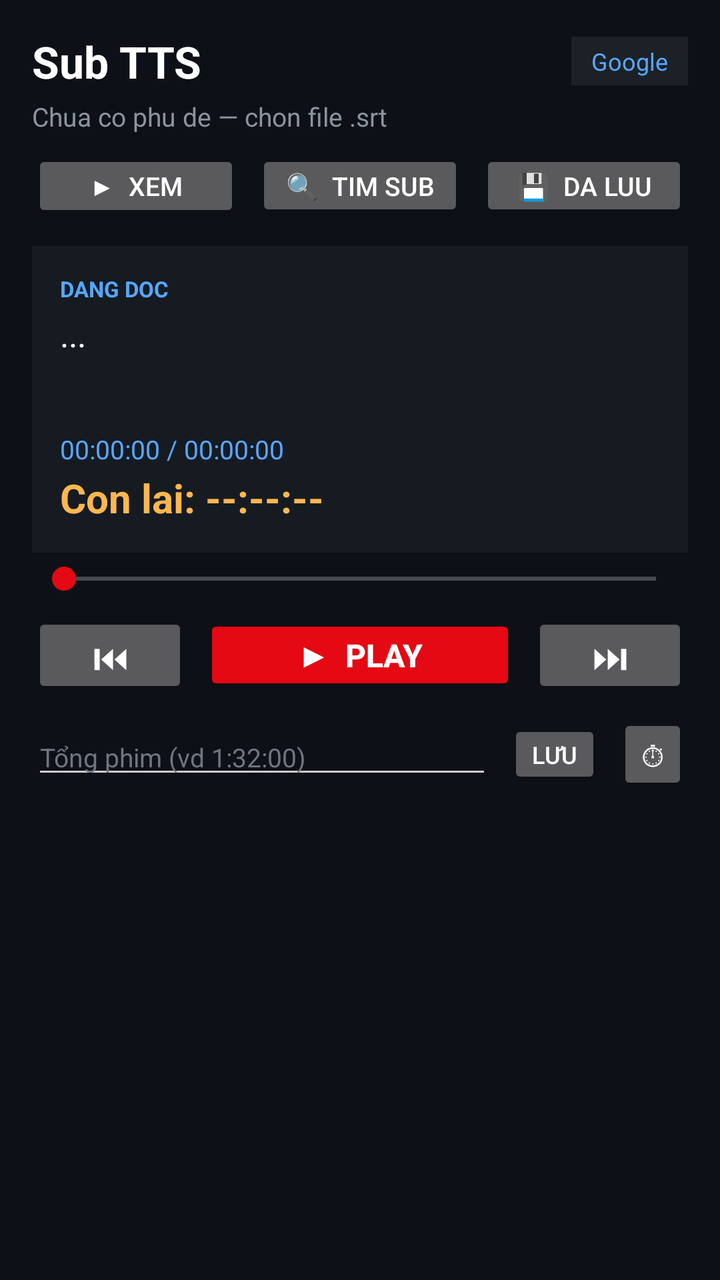
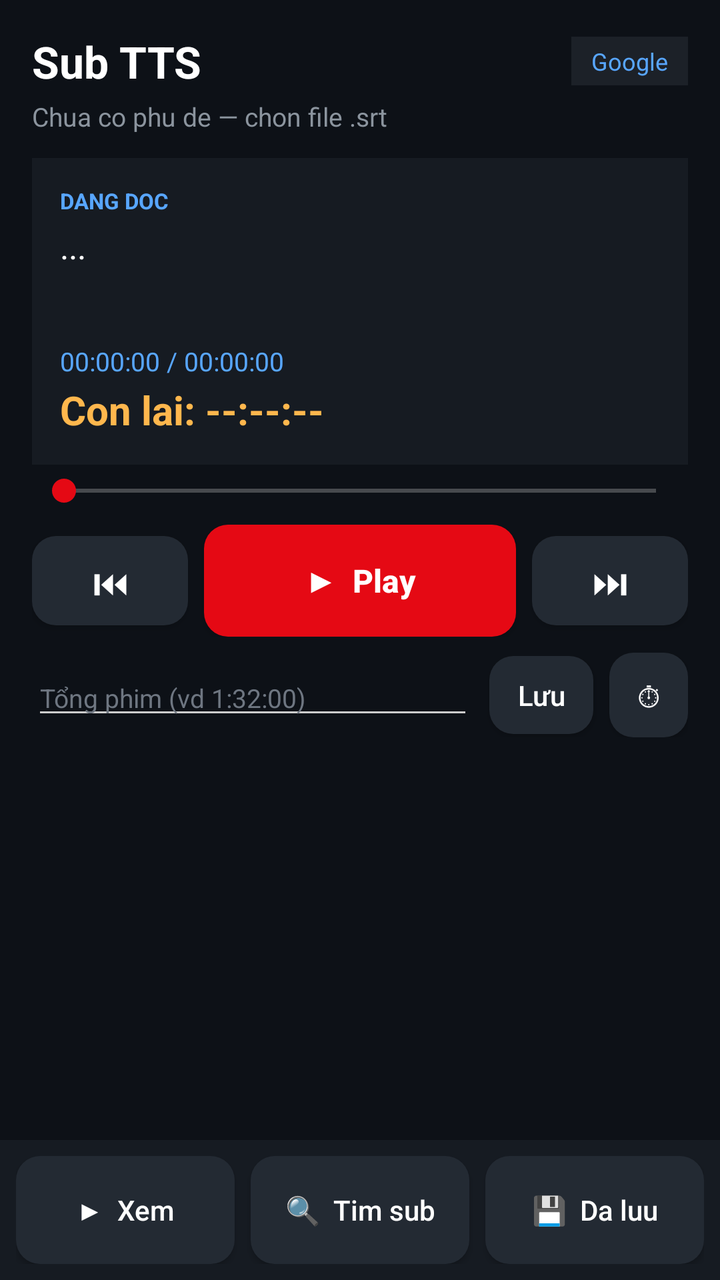

The first picture is an Android layout as it rendered before a commit; the second is the same layout after the commit. The layout source and the unified diff follow.
<!-- AndroidManifest.xml: application theme Theme.WebTTS -->
<!-- res/layout/activity_main.xml -->
<?xml version="1.0" encoding="utf-8"?>
<ScrollView xmlns:android="http://schemas.android.com/apk/res/android"
    android:layout_width="match_parent"
    android:layout_height="match_parent"
    android:background="#0D1117"
    android:fillViewport="true">

    <LinearLayout
        android:layout_width="match_parent"
        android:layout_height="wrap_content"
        android:orientation="vertical"
        android:padding="16dp">

        
        <LinearLayout
            android:layout_width="match_parent"
            android:layout_height="wrap_content"
            android:gravity="center_vertical"
            android:orientation="horizontal">

            <TextView
                android:layout_width="0dp"
                android:layout_height="wrap_content"
                android:layout_weight="1"
                android:text="Sub TTS"
                android:textColor="#FFFFFF"
                android:textSize="22sp"
                android:textStyle="bold" />

            <TextView
                android:id="@+id/tvVoiceBadge"
                android:layout_width="wrap_content"
                android:layout_height="wrap_content"
                android:background="#1C2128"
                android:paddingLeft="10dp"
                android:paddingRight="10dp"
                android:paddingTop="4dp"
                android:paddingBottom="4dp"
                android:text="Google"
                android:textColor="#58A6FF"
                android:textSize="12sp" />
        </LinearLayout>

        <TextView
            android:id="@+id/tvStatus"
            android:layout_width="wrap_content"
            android:layout_height="wrap_content"
            android:layout_marginTop="4dp"
            android:text="Chua co phu de — chon file .srt"
            android:textColor="#8B949E"
            android:textSize="13sp" />

        
        <LinearLayout
            android:layout_width="match_parent"
            android:layout_height="wrap_content"
            android:layout_marginTop="8dp"
            android:orientation="horizontal">

            <Button
                android:id="@+id/btnTabWatch"
                android:layout_width="0dp"
                android:layout_height="wrap_content"
                android:layout_weight="1"
                android:text="▶  Xem"
                android:textSize="13sp" />

            <Button
                android:id="@+id/btnTabSearch"
                android:layout_width="0dp"
                android:layout_height="wrap_content"
                android:layout_marginStart="8dp"
                android:layout_weight="1"
                android:text="🔍  Tim sub"
                android:textSize="13sp" />

            <Button
                android:id="@+id/btnTabSaved"
                android:layout_width="0dp"
                android:layout_height="wrap_content"
                android:layout_marginStart="8dp"
                android:layout_weight="1"
                android:text="💾  Da luu"
                android:textSize="13sp" />
        </LinearLayout>

        
        <LinearLayout
            android:id="@+id/paneWatch"
            android:layout_width="match_parent"
            android:layout_height="wrap_content"
            android:orientation="vertical">

        
        <LinearLayout
            android:layout_width="match_parent"
            android:layout_height="wrap_content"
            android:layout_marginTop="12dp"
            android:background="#161B22"
            android:orientation="vertical"
            android:padding="14dp">

            <TextView
                android:layout_width="wrap_content"
                android:layout_height="wrap_content"
                android:text="DANG DOC"
                android:textColor="#58A6FF"
                android:textSize="11sp"
                android:textStyle="bold" />

            <TextView
                android:id="@+id/tvCue"
                android:layout_width="match_parent"
                android:layout_height="wrap_content"
                android:layout_marginTop="4dp"
                android:minHeight="56dp"
                android:maxLines="4"
                android:ellipsize="end"
                android:text="..."
                android:textColor="#FFFFFF"
                android:textSize="17sp" />

            <TextView
                android:id="@+id/tvTime"
                android:layout_width="wrap_content"
                android:layout_height="wrap_content"
                android:layout_marginTop="4dp"
                android:text="00:00:00 / 00:00:00"
                android:textColor="#58A6FF"
                android:textSize="13sp" />

            <TextView
                android:id="@+id/tvRemain"
                android:layout_width="wrap_content"
                android:layout_height="wrap_content"
                android:layout_marginTop="2dp"
                android:text="Con lai: --:--:--"
                android:textColor="#FFB74D"
                android:textSize="20sp"
                android:textStyle="bold" />
        </LinearLayout>

        <SeekBar
            android:id="@+id/seekPos"
            android:layout_width="match_parent"
            android:layout_height="wrap_content"
            android:layout_marginTop="4dp"
            android:max="1000" />

        
        <LinearLayout
            android:layout_width="match_parent"
            android:layout_height="wrap_content"
            android:layout_marginTop="8dp"
            android:gravity="center_vertical"
            android:orientation="horizontal">

            <Button
                android:id="@+id/btnPrevCue"
                android:layout_width="0dp"
                android:layout_height="wrap_content"
                android:layout_weight="1"
                android:text="⏮"
                android:textSize="18sp" />

            <Button
                android:id="@+id/btnPlayPause"
                style="@style/Widget.SubTTS.Button.Primary"
                android:layout_width="0dp"
                android:layout_height="wrap_content"
                android:layout_marginStart="8dp"
                android:layout_weight="2"
                android:text="▶  Play" />

            <Button
                android:id="@+id/btnNextCue"
                android:layout_width="0dp"
                android:layout_height="wrap_content"
                android:layout_marginStart="8dp"
                android:layout_weight="1"
                android:text="⏭"
                android:textSize="18sp" />
        </LinearLayout>

        
        <LinearLayout
            android:layout_width="match_parent"
            android:layout_height="wrap_content"
            android:layout_marginTop="8dp"
            android:gravity="center_vertical"
            android:orientation="horizontal">

            <EditText
                android:id="@+id/etTotalLen"
                android:layout_width="0dp"
                android:layout_height="wrap_content"
                android:layout_weight="1"
                android:hint="Tổng phim (vd 1:32:00)"
                android:inputType="text"
                android:textColor="#FFFFFF"
                android:textColorHint="#6E7681"
                android:textSize="13sp" />

            <Button
                android:id="@+id/btnSetTotal"
                android:layout_width="wrap_content"
                android:layout_height="wrap_content"
                android:layout_marginStart="8dp"
                android:text="Lưu" />

            <Button
                android:id="@+id/btnJumpRemain"
                android:layout_width="wrap_content"
                android:layout_height="wrap_content"
                android:layout_marginStart="8dp"
                android:text="⏱"
                android:textSize="16sp" />
        </LinearLayout>

        </LinearLayout>

        
        <LinearLayout
            android:id="@+id/paneSearch"
            android:layout_width="match_parent"
            android:layout_height="wrap_content"
            android:orientation="vertical"
            android:visibility="gone">

        
        <Button
            android:id="@+id/btnPickSrt"
            android:layout_width="match_parent"
            android:layout_height="wrap_content"
            android:layout_marginTop="8dp"
            android:text="📁  Chon file phu de (.srt)"
            android:textSize="14sp" />

        
        <LinearLayout
            android:layout_width="match_parent"
            android:layout_height="wrap_content"
            android:layout_marginTop="8dp"
            android:orientation="horizontal">

            <Button
                android:id="@+id/btnSubSearch"
                android:layout_width="0dp"
                android:layout_height="wrap_content"
                android:layout_weight="1"
                android:text="🔍  Tim sub online"
                android:textSize="13sp" />

            <Button
                android:id="@+id/btnSubSettings"
                android:layout_width="0dp"
                android:layout_height="wrap_content"
                android:layout_marginStart="8dp"
                android:layout_weight="1"
                android:text="🔑  Key sub"
                android:textSize="13sp" />
        </LinearLayout>

        
        <LinearLayout
            android:layout_width="match_parent"
            android:layout_height="wrap_content"
            android:layout_marginTop="8dp"
            android:orientation="horizontal">

            <Button
                android:id="@+id/btnBackup"
                android:layout_width="0dp"
                android:layout_height="wrap_content"
                android:layout_weight="1"
                android:text="💾  Sao luu"
                android:textSize="13sp" />

            <Button
                android:id="@+id/btnRestore"
                android:layout_width="0dp"
                android:layout_height="wrap_content"
                android:layout_marginStart="8dp"
                android:layout_weight="1"
                android:text="📥  Khoi phuc"
                android:textSize="13sp" />
        </LinearLayout>

        </LinearLayout>

        
        <LinearLayout
            android:id="@+id/paneSaved"
            android:layout_width="match_parent"
            android:layout_height="wrap_content"
            android:orientation="vertical"
            android:visibility="gone">

            <Button
                android:id="@+id/btnClearSavedSubs"
                android:layout_width="match_parent"
                android:layout_height="wrap_content"
                android:layout_marginTop="8dp"
                android:text="🗑  Xoa tat ca sub da luu"
                android:textSize="13sp" />

            <LinearLayout
                android:id="@+id/llSavedList"
                android:layout_width="match_parent"
                android:layout_height="wrap_content"
                android:layout_marginTop="8dp"
                android:orientation="vertical" />
        </LinearLayout>

        
        <LinearLayout
            android:id="@+id/paneSetup"
            android:layout_width="match_parent"
            android:layout_height="wrap_content"
            android:orientation="vertical"
            android:visibility="gone">

        

        
        <Button
            android:id="@+id/btnSleep"
            android:layout_width="match_parent"
            android:layout_height="wrap_content"
            android:layout_marginTop="8dp"
            android:text="⏾  Hen gio tat: Tat"
            android:textSize="14sp" />

        
        <TextView
            android:layout_width="wrap_content"
            android:layout_height="wrap_content"
            android:layout_marginTop="14dp"
            android:text="Giong doc"
            android:textColor="#8B949E"
            android:textSize="12sp" />

        <LinearLayout
            android:layout_width="match_parent"
            android:layout_height="wrap_content"
            android:layout_marginTop="4dp"
            android:orientation="horizontal">

            <Button
                android:id="@+id/btnVoiceGoogle"
                android:layout_width="0dp"
                android:layout_height="wrap_content"
                android:layout_weight="1"
                android:text="Google\n(offline)"
                android:textSize="13sp" />

            <Button
                android:id="@+id/btnVoiceHoaiMy"
                android:layout_width="0dp"
                android:layout_height="wrap_content"
                android:layout_marginStart="8dp"
                android:layout_weight="1"
                android:text="HoaiMy\n(online)"
                android:textSize="13sp" />

            <Button
                android:id="@+id/btnVoiceNamMinh"
                android:layout_width="0dp"
                android:layout_height="wrap_content"
                android:layout_marginStart="8dp"
                android:layout_weight="1"
                android:text="NamMinh\n(online)"
                android:textSize="13sp" />
        </LinearLayout>

        
        <TextView
            android:layout_width="wrap_content"
            android:layout_height="wrap_content"
            android:layout_marginTop="14dp"
            android:text="Toc do doc"
            android:textColor="#8B949E"
            android:textSize="12sp" />

        <LinearLayout
            android:layout_width="match_parent"
            android:layout_height="wrap_content"
            android:gravity="center_vertical"
            android:orientation="horizontal">

            <SeekBar
                android:id="@+id/seekRate"
                android:layout_width="0dp"
                android:layout_height="wrap_content"
                android:layout_weight="1"
                android:max="200"
                android:progress="50" />

            <TextView
                android:id="@+id/tvRate"
                android:layout_width="wrap_content"
                android:layout_height="wrap_content"
                android:layout_marginStart="8dp"
                android:text="1.0x"
                android:textColor="#FFFFFF"
                android:textSize="14sp"
                android:textStyle="bold" />
        </LinearLayout>

        
        <TextView
            android:layout_width="wrap_content"
            android:layout_height="wrap_content"
            android:layout_marginTop="10dp"
            android:text="Am luong giong doc"
            android:textColor="#8B949E"
            android:textSize="12sp" />

        <LinearLayout
            android:layout_width="match_parent"
            android:layout_height="wrap_content"
            android:gravity="center_vertical"
            android:orientation="horizontal">

            <SeekBar
                android:id="@+id/seekTtsVol"
                android:layout_width="0dp"
                android:layout_height="wrap_content"
                android:layout_weight="1"
                android:max="100"
                android:progress="100" />

            <TextView
                android:id="@+id/tvTtsVol"
                android:layout_width="wrap_content"
                android:layout_height="wrap_content"
                android:layout_marginStart="8dp"
                android:text="100%"
                android:textColor="#FFFFFF"
                android:textSize="14sp"
                android:textStyle="bold" />
        </LinearLayout>

        
        <TextView
            android:layout_width="wrap_content"
            android:layout_height="wrap_content"
            android:layout_marginTop="10dp"
            android:text="Co chu cau dang doc"
            android:textColor="#8B949E"
            android:textSize="12sp" />

        <LinearLayout
            android:layout_width="match_parent"
            android:layout_height="wrap_content"
            android:gravity="center_vertical"
            android:orientation="horizontal">

            <SeekBar
                android:id="@+id/seekCueSize"
                android:layout_width="0dp"
                android:layout_height="wrap_content"
                android:layout_weight="1"
                android:max="18"
                android:progress="5" />

            <TextView
                android:id="@+id/tvCueSize"
                android:layout_width="wrap_content"
                android:layout_height="wrap_content"
                android:layout_marginStart="8dp"
                android:text="17"
                android:textColor="#FFFFFF"
                android:textSize="14sp"
                android:textStyle="bold" />
        </LinearLayout>

        
        <LinearLayout
            android:layout_width="match_parent"
            android:layout_height="wrap_content"
            android:layout_marginTop="14dp"
            android:orientation="horizontal">

            <Button
                android:id="@+id/btnFloat"
                android:layout_width="0dp"
                android:layout_height="wrap_content"
                android:layout_weight="1"
                android:text="🫧  Nut noi"
                android:textSize="13sp" />

            <Button
                android:id="@+id/btnClearCache"
                android:layout_width="0dp"
                android:layout_height="wrap_content"
                android:layout_marginStart="8dp"
                android:layout_weight="1"
                android:text="Xoa cache"
                android:textSize="13sp" />
        </LinearLayout>

        
        <Button
            android:id="@+id/btnExit"
            android:layout_width="match_parent"
            android:layout_height="wrap_content"
            android:layout_marginTop="8dp"
            android:backgroundTint="#A40E26"
            android:text="⏻  Thoat app (tat chay nen)"
            android:textSize="14sp"
            android:textStyle="bold" />

        <TextView
            android:layout_width="match_parent"
            android:layout_height="wrap_content"
            android:layout_marginTop="12dp"
            android:text="Cach dung: chon .srt → Play → thoat sang app Netflix xem. Dieu khien nhanh bang nut noi mo 30% tren man hinh Netflix."
            android:textColor="#6E7681"
            android:textSize="12sp" />

        </LinearLayout>

    </LinearLayout>
</ScrollView>
<!-- resources referenced by this layout -->
<resources>
  <style name="Widget.SubTTS.Button.Primary" parent="Widget.SubTTS.Button">
          <item name="android:backgroundTint">#E50914</item>
          <item name="android:textSize">16sp</item>
          <item name="android:textStyle">bold</item>
      </style>
  <style name="Theme.WebTTS" parent="Theme.AppCompat.NoActionBar">
          <item name="colorPrimary">#E50914</item>
          <item name="colorPrimaryDark">#B20710</item>
          <item name="colorAccent">#E50914</item>
          <item name="android:windowBackground">#111111</item>
          <item name="android:textColorPrimary">#FFFFFF</item>
          <item name="android:textColorSecondary">#CCCCCC</item>
          <item name="alertDialogTheme">@style/Theme.WebTTS.Dialog</item>
          
          <item name="buttonStyle">@style/Widget.SubTTS.Button</item>
      </style>
  <style name="Widget.SubTTS.Button" parent="Widget.AppCompat.Button">
          <item name="android:minHeight">0dp</item>
          <item name="android:minWidth">0dp</item>
          <item name="android:paddingTop">9dp</item>
          <item name="android:paddingBottom">9dp</item>
          <item name="android:paddingLeft">12dp</item>
          <item name="android:paddingRight">12dp</item>
          <item name="android:textSize">12sp</item>
      </style>
  <style name="Theme.WebTTS.Dialog" parent="Theme.AppCompat.Dialog.Alert">
          <item name="colorPrimary">#E50914</item>
          <item name="colorAccent">#E50914</item>
          <item name="android:windowBackground">#222222</item>
          <item name="android:textColorPrimary">#FFFFFF</item>
          <item name="android:textColorSecondary">#CCCCCC</item>
          <item name="buttonStyle">@style/Widget.SubTTS.Button</item>
      </style>
</resources>

<!-- the commit's change to res/layout/activity_main.xml (unified diff, before → after) -->
@@ -1,9 +1,15 @@
 <?xml version="1.0" encoding="utf-8"?>
-<ScrollView xmlns:android="http://schemas.android.com/apk/res/android"
+<LinearLayout xmlns:android="http://schemas.android.com/apk/res/android"
     android:layout_width="match_parent"
     android:layout_height="match_parent"
     android:background="#0D1117"
-    android:fillViewport="true">
+    android:orientation="vertical">
+
+    <ScrollView
+        android:layout_width="match_parent"
+        android:layout_height="0dp"
+        android:layout_weight="1"
+        android:fillViewport="true">
 
     <LinearLayout
         android:layout_width="match_parent"
@@ -52,40 +58,6 @@
 
         
         <LinearLayout
-            android:layout_width="match_parent"
-            android:layout_height="wrap_content"
-            android:layout_marginTop="8dp"
-            android:orientation="horizontal">
-
-            <Button
-                android:id="@+id/btnTabWatch"
-                android:layout_width="0dp"
-                android:layout_height="wrap_content"
-                android:layout_weight="1"
-                android:text="▶  Xem"
-                android:textSize="13sp" />
-
-            <Button
-                android:id="@+id/btnTabSearch"
-                android:layout_width="0dp"
-                android:layout_height="wrap_content"
-                android:layout_marginStart="8dp"
-                android:layout_weight="1"
-                android:text="🔍  Tim sub"
-                android:textSize="13sp" />
-
-            <Button
-                android:id="@+id/btnTabSaved"
-                android:layout_width="0dp"
-                android:layout_height="wrap_content"
-                android:layout_marginStart="8dp"
-                android:layout_weight="1"
-                android:text="💾  Da luu"
-                android:textSize="13sp" />
-        </LinearLayout>
-
-        
-        <LinearLayout
             android:id="@+id/paneWatch"
             android:layout_width="match_parent"
             android:layout_height="wrap_content"
@@ -170,6 +142,7 @@
                 android:layout_height="wrap_content"
                 android:layout_marginStart="8dp"
                 android:layout_weight="2"
+                android:minHeight="56dp"
                 android:text="▶  Play" />
 
             <Button
@@ -506,6 +479,7 @@
             android:layout_width="match_parent"
             android:layout_height="wrap_content"
             android:layout_marginTop="8dp"
+            android:minHeight="52dp"
             android:backgroundTint="#A40E26"
             android:text="⏻  Thoat app (tat chay nen)"
             android:textSize="14sp"
@@ -522,4 +496,44 @@
         </LinearLayout>
 
     </LinearLayout>
-</ScrollView>
+    </ScrollView>
+
+    
+    <LinearLayout
+        android:layout_width="match_parent"
+        android:layout_height="wrap_content"
+        android:background="#161B22"
+        android:orientation="horizontal"
+        android:padding="8dp">
+
+        <Button
+            android:id="@+id/btnTabWatch"
+            android:layout_width="0dp"
+            android:layout_height="wrap_content"
+            android:layout_weight="1"
+            android:minHeight="54dp"
+            android:text="▶  Xem"
+            android:textSize="14sp" />
+
+        <Button
+            android:id="@+id/btnTabSearch"
+            android:layout_width="0dp"
+            android:layout_height="wrap_content"
+            android:layout_marginStart="8dp"
+            android:layout_weight="1"
+            android:minHeight="54dp"
+            android:text="🔍  Tim sub"
+            android:textSize="14sp" />
+
+        <Button
+            android:id="@+id/btnTabSaved"
+            android:layout_width="0dp"
+            android:layout_height="wrap_content"
+            android:layout_marginStart="8dp"
+            android:layout_weight="1"
+            android:minHeight="54dp"
+            android:text="💾  Da luu"
+            android:textSize="14sp" />
+    </LinearLayout>
+
+</LinearLayout>
<!-- resource entries referenced after the edit -->
@@ -1,7 +1,7 @@
 <!-- resources referenced by this layout -->
 <resources>
   <style name="Widget.SubTTS.Button.Primary" parent="Widget.SubTTS.Button">
-          <item name="android:backgroundTint">#E50914</item>
+          <item name="android:background">@drawable/btn_rounded_red</item>
           <item name="android:textSize">16sp</item>
           <item name="android:textStyle">bold</item>
       </style>
@@ -17,14 +17,33 @@
           <item name="buttonStyle">@style/Widget.SubTTS.Button</item>
       </style>
   <style name="Widget.SubTTS.Button" parent="Widget.AppCompat.Button">
+          <item name="android:background">@drawable/btn_rounded_dark</item>
+          <item name="android:textColor">#FFFFFF</item>
+          <item name="android:textAllCaps">false</item>
           <item name="android:minHeight">0dp</item>
           <item name="android:minWidth">0dp</item>
-          <item name="android:paddingTop">9dp</item>
-          <item name="android:paddingBottom">9dp</item>
-          <item name="android:paddingLeft">12dp</item>
-          <item name="android:paddingRight">12dp</item>
-          <item name="android:textSize">12sp</item>
+          <item name="android:paddingTop">10dp</item>
+          <item name="android:paddingBottom">10dp</item>
+          <item name="android:paddingLeft">14dp</item>
+          <item name="android:paddingRight">14dp</item>
+          <item name="android:textSize">14sp</item>
       </style>
+  <!-- drawable btn_rounded_red (drawable) -->
+  <?xml version="1.0" encoding="utf-8"?>
+  <selector xmlns:android="http://schemas.android.com/apk/res/android">
+      <item android:state_pressed="true">
+          <shape android:shape="rectangle">
+              <corners android:radius="12dp" />
+              <solid android:color="#B20710" />
+          </shape>
+      </item>
+      <item>
+          <shape android:shape="rectangle">
+              <corners android:radius="12dp" />
+              <solid android:color="#E50914" />
+          </shape>
+      </item>
+  </selector>
   <style name="Theme.WebTTS.Dialog" parent="Theme.AppCompat.Dialog.Alert">
           <item name="colorPrimary">#E50914</item>
           <item name="colorAccent">#E50914</item>
@@ -33,5 +52,21 @@
           <item name="android:textColorSecondary">#CCCCCC</item>
           <item name="buttonStyle">@style/Widget.SubTTS.Button</item>
       </style>
+  <!-- drawable btn_rounded_dark (drawable) -->
+  <?xml version="1.0" encoding="utf-8"?>
+  <selector xmlns:android="http://schemas.android.com/apk/res/android">
+      <item android:state_pressed="true">
+          <shape android:shape="rectangle">
+              <corners android:radius="12dp" />
+              <solid android:color="#3A4149" />
+          </shape>
+      </item>
+      <item>
+          <shape android:shape="rectangle">
+              <corners android:radius="12dp" />
+              <solid android:color="#232A33" />
+          </shape>
+      </item>
+  </selector>
 </resources>
 
